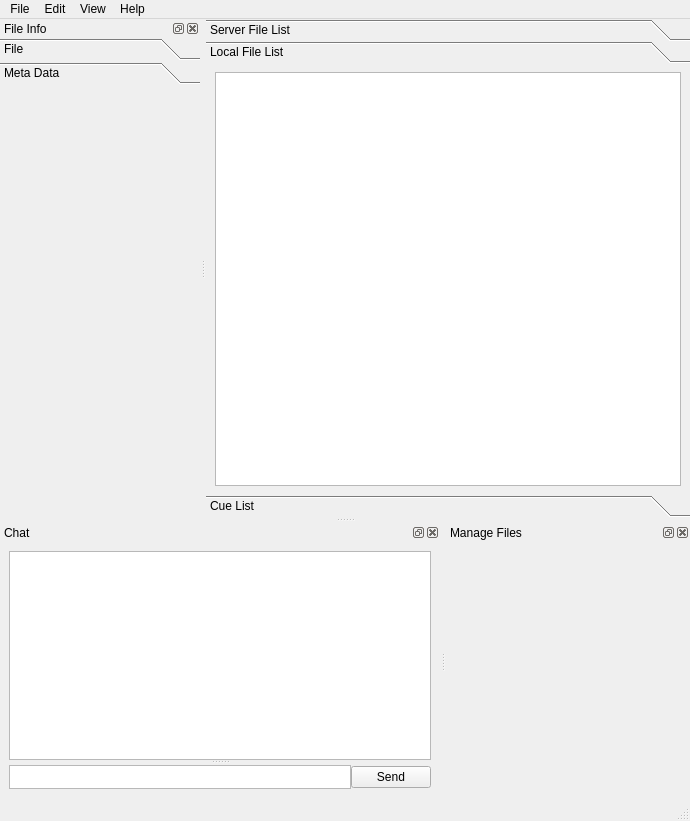
Qt form resources/mainwindow.ui (jiakeliu/Cobra) before a commit.
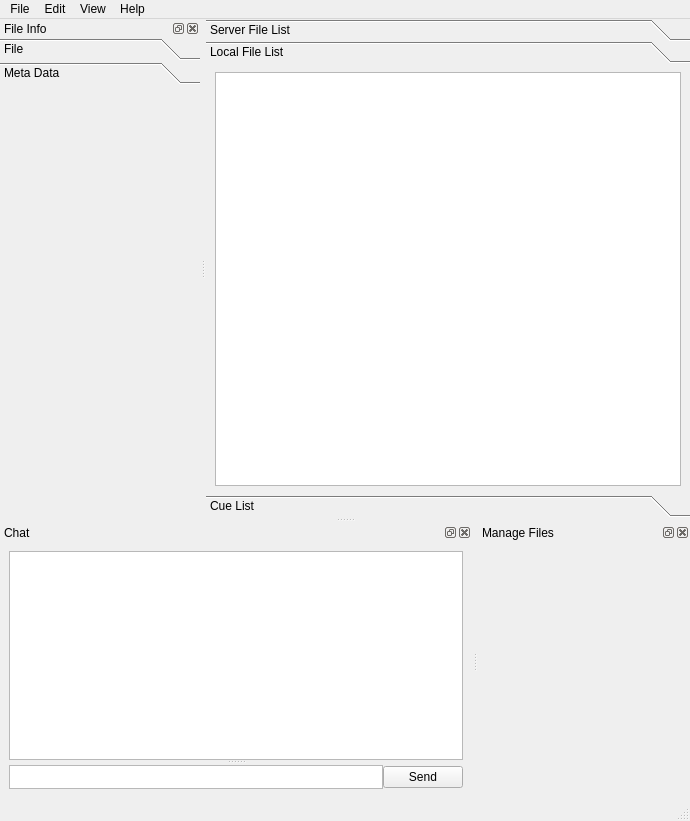
The same form after that commit. Icons and pictures are not drawn.

Commit message: added code and ui change to populate a user box upon connection to the server...updates to come

```diff
--- a/resources/mainwindow.ui
+++ b/resources/mainwindow.ui
@@ -231,7 +231,7 @@
   <widget class="QDockWidget" name="chatDock">
    <property name="minimumSize">
     <size>
-     <width>361</width>
+     <width>445</width>
      <height>276</height>
     </size>
    </property>
```
Left out of the diff: 12 changed lines with no effect on the pictures. The commit also changes 3 other files.
